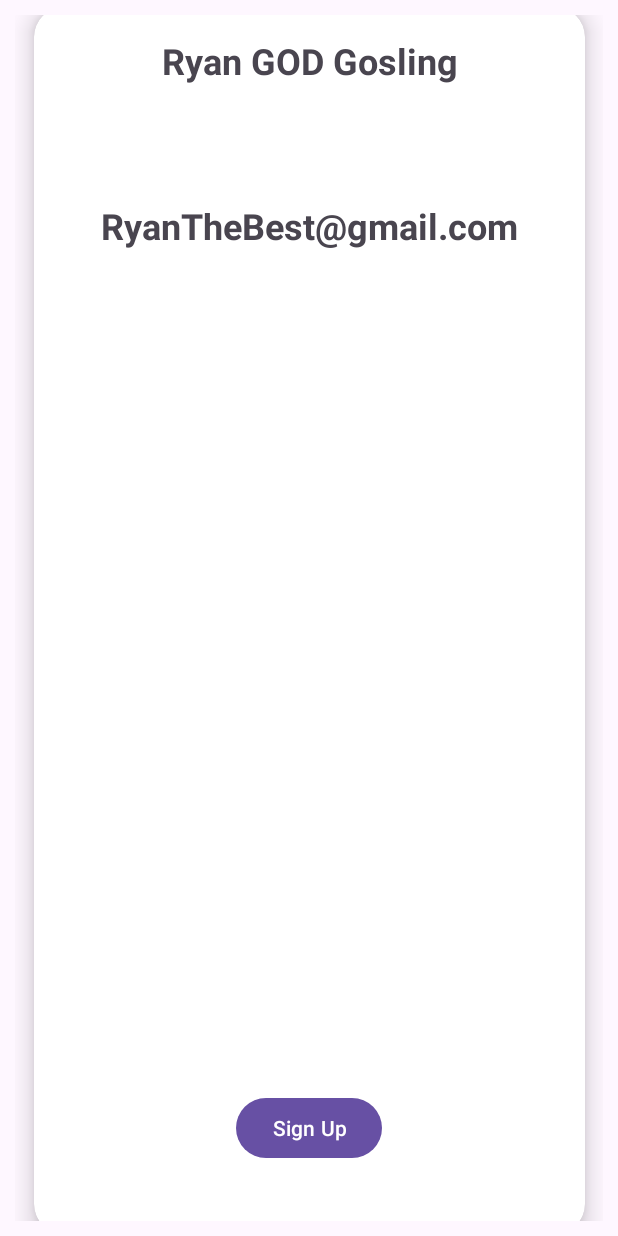
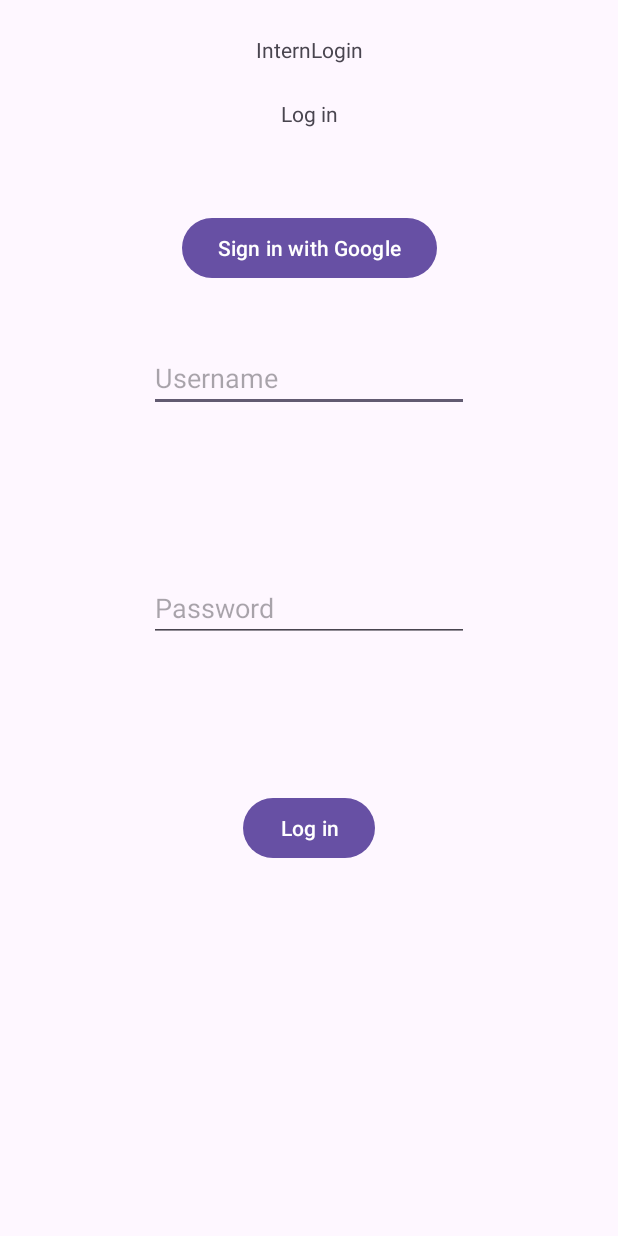
Before and after one commit to wGodCatw/InternAppAlpha, an Android app: the screen it shows after launch (MainActivity before the commit, LoginActivity after it), on a phone screen of 412 x 824 dp. Run offline under Robolectric (Android 15) with nearby library versions, the phone set to English and light mode, and no system bars; our stand-ins replace Firebase (no records; nobody signed in at launch, a user with empty details on screens opened directly).

Commit message:
Project Log In

```diff
--- a/app/src/main/AndroidManifest.xml
+++ b/app/src/main/AndroidManifest.xml
@@ -15,10 +15,13 @@
         android:theme="@style/Theme.InternApp"
         tools:targetApi="34">
         <activity
+            android:name=".MainActivity"
+            android:exported="false" />
+        <activity
             android:name=".MainActivity2"
             android:exported="false" />
         <activity
-            android:name=".MainActivity"
+            android:name=".LoginActivity"
             android:exported="true">
             <intent-filter>
                 <action android:name="android.intent.action.MAIN" />
--- /dev/null
+++ b/app/src/main/java/com/example/internapp/LoginActivity.java
@@ -0,0 +1,87 @@
+package com.example.internapp;
+
+import android.content.Intent;
+import android.os.Bundle;
+import android.view.View;
+import android.widget.Button;
+import android.widget.EditText;
+import android.widget.Toast;
+
+import androidx.annotation.NonNull;
+import androidx.annotation.Nullable;
+import androidx.appcompat.app.AppCompatActivity;
+
+import com.google.android.gms.auth.api.signin.GoogleSignIn;
+import com.google.android.gms.auth.api.signin.GoogleSignInAccount;
+import com.google.android.gms.auth.api.signin.GoogleSignInClient;
+import com.google.android.gms.auth.api.signin.GoogleSignInOptions;
+import com.google.android.gms.common.api.ApiException;
+import com.google.android.gms.tasks.OnCompleteListener;
+import com.google.android.gms.tasks.Task;
+import com.google.firebase.auth.AuthCredential;
+import com.google.firebase.auth.AuthResult;
+import com.google.firebase.auth.FirebaseAuth;
+import com.google.firebase.auth.FirebaseUser;
+import com.google.firebase.auth.GoogleAuthProvider;
+
+public class LoginActivity extends AppCompatActivity {
+    private EditText usernameEdt;
+    private EditText passwordEdt;
+    private Button loginBtn;
+
+    private Button signUp;
+
+    private GoogleSignInClient client;
+
+
+    @Override
+    protected void onCreate(Bundle savedInstanceState) {
+        super.onCreate(savedInstanceState);
+        setContentView(R.layout.activity_login);
+
+        signUp = findViewById(R.id.googleSignIn);
+        GoogleSignInOptions options = new GoogleSignInOptions.Builder(GoogleSignInOptions.DEFAULT_SIGN_IN).requestIdToken("1084322055281-vcbs746k7ngmscl4duk8uun0uu04jgmg.apps.googleusercontent.com").requestEmail().build();
+
+        client = GoogleSignIn.getClient(this, options);
+        signUp.setOnClickListener(new View.OnClickListener() {
+            @Override
+            public void onClick(View v) {
+                Intent i = client.getSignInIntent();
+                startActivityForResult(i, 1234);
+            }
+        });
+    }
+
+    protected void onActivityResult(int requestCode, int resultCode, @Nullable Intent data) {
+        super.onActivityResult(requestCode, resultCode, data);
+        if (requestCode == 1234) {
+            Task<GoogleSignInAccount> task = GoogleSignIn.getSignedInAccountFromIntent(data);
+            try {
+                GoogleSignInAccount account = task.getResult(ApiException.class);
+                AuthCredential credential = GoogleAuthProvider.getCredential(account.getIdToken(), null);
+                FirebaseAuth.getInstance().signInWithCredential(credential).addOnCompleteListener(new OnCompleteListener<AuthResult>() {
+                    @Override
+                    public void onComplete(@NonNull Task<AuthResult> task) {
+                        if (task.isSuccessful()) {
+                            Intent intent = new Intent(getApplicationContext(), MainActivity2.class);
+                            startActivity(intent);
+                        } else {
+                            Toast.makeText(LoginActivity.this, task.getException().getMessage(), Toast.LENGTH_SHORT).show();
+                        }
+                    }
+                });
+            } catch (ApiException e) {
+                e.printStackTrace();
+            }
+        }
+    }
+
+    protected void onStart() {
+        super.onStart();
+        FirebaseUser user = FirebaseAuth.getInstance().getCurrentUser();
+        if (user != null) {
+            Intent intent = new Intent(this, MainActivity2.class);
+            startActivity(intent);
+        }
+    }
+}
--- a/app/src/main/java/com/example/internapp/MainActivity.java
+++ b/app/src/main/java/com/example/internapp/MainActivity.java
@@ -1,29 +1,10 @@
 package com.example.internapp;
 
-import android.content.Intent;
 import android.os.Bundle;
-import android.view.View;
-import android.widget.Button;
-import android.widget.Toast;
 
-import androidx.annotation.NonNull;
-import androidx.annotation.Nullable;
 import androidx.appcompat.app.AppCompatActivity;
 import androidx.recyclerview.widget.LinearLayoutManager;
 import androidx.recyclerview.widget.RecyclerView;
-
-import com.google.android.gms.auth.api.signin.GoogleSignIn;
-import com.google.android.gms.auth.api.signin.GoogleSignInAccount;
-import com.google.android.gms.auth.api.signin.GoogleSignInClient;
-import com.google.android.gms.auth.api.signin.GoogleSignInOptions;
-import com.google.android.gms.common.api.ApiException;
-import com.google.android.gms.tasks.OnCompleteListener;
-import com.google.android.gms.tasks.Task;
-import com.google.firebase.auth.AuthCredential;
-import com.google.firebase.auth.AuthResult;
-import com.google.firebase.auth.FirebaseAuth;
-import com.google.firebase.auth.FirebaseUser;
-import com.google.firebase.auth.GoogleAuthProvider;
 
 import java.util.ArrayList;
 
@@ -31,9 +12,6 @@
 
 
     private RecyclerView contactsRecView;
-    private Button signUp;
-
-    private GoogleSignInClient client;
 
     @Override
     protected void onCreate(Bundle savedInstanceState) {
@@ -41,17 +19,6 @@
         setContentView(R.layout.activity_main);
 
         contactsRecView = findViewById(R.id.contactsRecView);
-        signUp = findViewById(R.id.signUp);
-        GoogleSignInOptions options = new GoogleSignInOptions.Builder(GoogleSignInOptions.DEFAULT_SIGN_IN).requestIdToken(getString(R.string.default_web_client_id)).requestEmail().build();
-
-        client = GoogleSignIn.getClient(this, options);
-        signUp.setOnClickListener(new View.OnClickListener() {
-            @Override
-            public void onClick(View v) {
-                Intent i = client.getSignInIntent();
-                startActivityForResult(i, 1234);
-            }
-        });
 
         ArrayList<Contact> contacts = new ArrayList<>();
         contacts.add(new Contact("Ryan GOD Gosling", "RyanTheBest@gmail.com", "https://pbs.twimg.com/media/F0mt2ApXwAE7Lmt?format=jpg&name=large"));
@@ -71,39 +38,4 @@
 
 
     }
-
-    @Override
-    protected void onActivityResult(int requestCode, int resultCode, @Nullable Intent data) {
-        super.onActivityResult(requestCode, resultCode, data);
-        if (requestCode == 1234) {
-            Task<GoogleSignInAccount> task = GoogleSignIn.getSignedInAccountFromIntent(data);
-            try {
-                GoogleSignInAccount account = task.getResult(ApiException.class);
-                AuthCredential credential = GoogleAuthProvider.getCredential(account.getIdToken(), null);
-                FirebaseAuth.getInstance().signInWithCredential(credential).addOnCompleteListener(new OnCompleteListener<AuthResult>() {
-                    @Override
-                    public void onComplete(@NonNull Task<AuthResult> task) {
-                        if (task.isSuccessful()) {
-                            Intent intent = new Intent(getApplicationContext(), MainActivity2.class);
-                            startActivity(intent);
-                        } else {
-                            Toast.makeText(MainActivity.this, task.getException().getMessage(), Toast.LENGTH_SHORT).show();
-                        }
-                    }
-                });
-            } catch (ApiException e) {
-                e.printStackTrace();
-            }
-        }
-    }
-
-    @Override
-    protected void onStart() {
-        super.onStart();
-        FirebaseUser user = FirebaseAuth.getInstance().getCurrentUser();
-        if(user !=null){
-            Intent intent = new Intent(this, MainActivity2.class);
-            startActivity(intent);
-        }
-    }
 }
--- /dev/null
+++ b/app/src/main/res/layout/activity_login.xml
@@ -0,0 +1,79 @@
+<?xml version="1.0" encoding="utf-8"?>
+<androidx.constraintlayout.widget.ConstraintLayout xmlns:android="http://schemas.android.com/apk/res/android"
+    xmlns:app="http://schemas.android.com/apk/res-auto"
+    xmlns:tools="http://schemas.android.com/tools"
+    android:layout_width="match_parent"
+    android:layout_height="match_parent"
+    tools:context=".LoginActivity">
+
+    <Button
+        android:id="@+id/loginBtn"
+        android:layout_width="wrap_content"
+        android:layout_height="wrap_content"
+        android:layout_marginBottom="248dp"
+        android:text="Log in"
+        app:layout_constraintBottom_toBottomOf="parent"
+        app:layout_constraintEnd_toEndOf="parent"
+        app:layout_constraintHorizontal_bias="0.5"
+        app:layout_constraintStart_toStartOf="parent" />
+
+    <EditText
+        android:id="@+id/usernameEdt"
+        android:layout_width="wrap_content"
+        android:layout_height="wrap_content"
+        android:layout_marginBottom="108dp"
+        android:ems="10"
+        android:hint="Username"
+        android:inputType="text"
+        app:layout_constraintBottom_toTopOf="@+id/passwordEdt"
+        app:layout_constraintEnd_toEndOf="parent"
+        app:layout_constraintHorizontal_bias="0.5"
+        app:layout_constraintStart_toStartOf="parent" />
+
+    <EditText
+        android:id="@+id/passwordEdt"
+        android:layout_width="wrap_content"
+        android:layout_height="wrap_content"
+        android:layout_marginBottom="100dp"
+        android:ems="10"
+        android:hint="Password"
+        android:inputType="textPassword"
+        app:layout_constraintBottom_toTopOf="@+id/loginBtn"
+        app:layout_constraintEnd_toEndOf="parent"
+        app:layout_constraintHorizontal_bias="0.5"
+        app:layout_constraintStart_toStartOf="parent" />
+
+    <TextView
+        android:id="@+id/titleName"
+        android:layout_width="wrap_content"
+        android:layout_height="wrap_content"
+        android:text="InternLogin"
+        app:layout_constraintBottom_toTopOf="@+id/titleLogin"
+        app:layout_constraintEnd_toEndOf="parent"
+        app:layout_constraintHorizontal_bias="0.5"
+        app:layout_constraintStart_toStartOf="parent"
+        app:layout_constraintTop_toTopOf="parent" />
+
+    <TextView
+        android:id="@+id/titleLogin"
+        android:layout_width="wrap_content"
+        android:layout_height="wrap_content"
+        android:layout_marginBottom="56dp"
+        android:text="Log in"
+        app:layout_constraintBottom_toTopOf="@+id/googleSignIn"
+        app:layout_constraintEnd_toEndOf="parent"
+        app:layout_constraintHorizontal_bias="0.5"
+        app:layout_constraintStart_toStartOf="parent" />
+
+    <Button
+        android:id="@+id/googleSignIn"
+        android:layout_width="wrap_content"
+        android:layout_height="wrap_content"
+        android:layout_marginBottom="40dp"
+        android:text="Sign in with Google"
+        app:layout_constraintBottom_toTopOf="@+id/usernameEdt"
+        app:layout_constraintEnd_toEndOf="parent"
+        app:layout_constraintHorizontal_bias="0.5"
+        app:layout_constraintStart_toStartOf="parent" />
+
+</androidx.constraintlayout.widget.ConstraintLayout>
```
